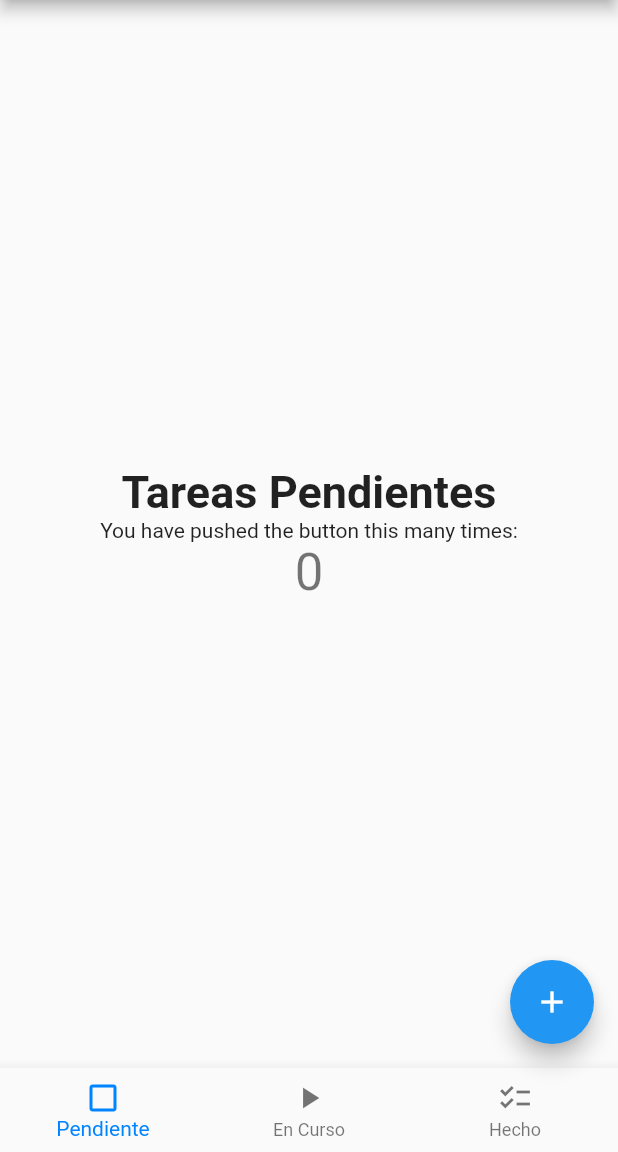
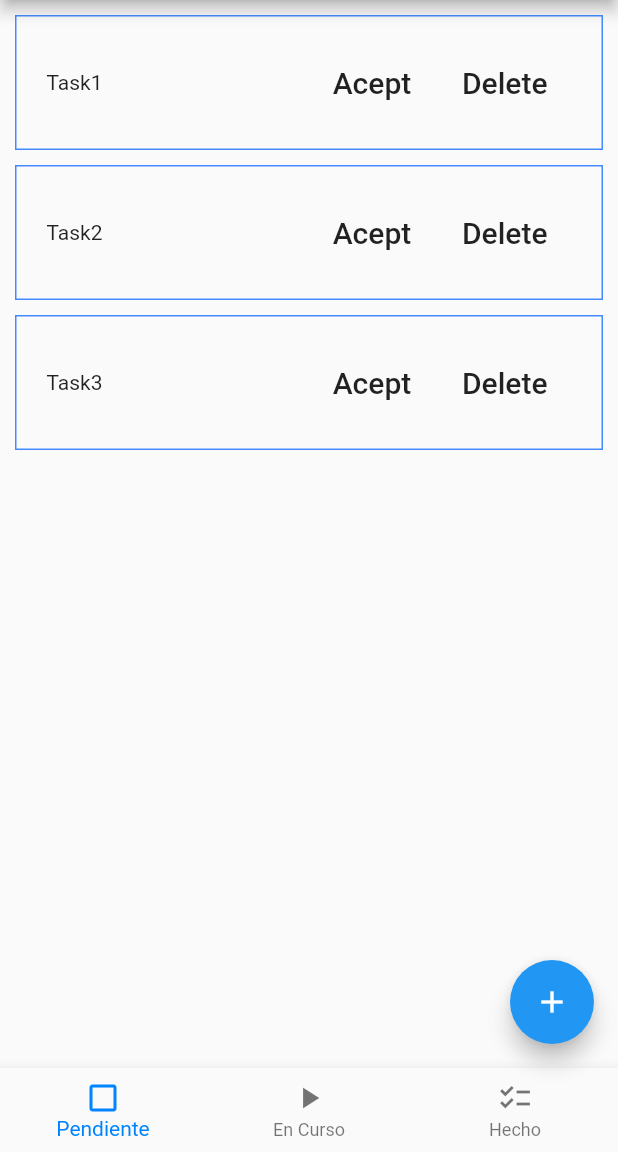
Before and after one commit to Desth-X/Kanban, a Flutter app: the screen it shows after launch, on a phone screen of 412 x 824 dp, the part 84-1236 px from its top. Run offline on Flutter 3.47's test engine with Material 2 defaults, Android fonts, the phone set to English and light mode, and no system bars.

Commit message:
Integracion fichero .dart

```diff
--- /dev/null
+++ b/lib/ListItem.dart
@@ -0,0 +1,84 @@
+import 'package:demo/main.dart';
+import 'package:flutter/material.dart';
+
+class ListItem extends StatefulWidget{
+
+  late MyHomePageState myHomePageState;
+  late ListItemState listItemState;
+
+  ListItem(MyHomePageState myHomePageState){
+    this.myHomePageState = myHomePageState;
+    this.listItemState = ListItemState(myHomePageState: this.myHomePageState);
+  }
+
+  @override
+  State<ListItem> createState() => listItemState;
+
+  void addItem(String task){
+    listItemState.addItem(task);
+  }
+
+
+//  @override
+  //State<ListItem> createState() => ListItemState(myHomePageState: this.myHomePageState);
+
+  /*77
+  MyHomePageState myHomePageState;
+
+  //ListItem({required this.myHomePageState, Key? key}):super(key: key);
+
+  ListItemState listItemState = ListItemState(myHomePageState: myHomePageState);
+
+  @override
+  State<ListItem> createState() => ListItemState(myHomePageState: this.myHomePageState);
+
+  void addItem(String task){
+
+  }*/
+
+}
+
+class ListItemState  extends State<ListItem> {
+
+  MyHomePageState myHomePageState;
+
+  ListItemState({required this.myHomePageState}) : super();
+
+  final List<String> tasks = ["Task1","Task2","Task3"];
+
+  List<Widget> createRows(){
+    return tasks.map((element) {
+      return Container(
+        margin: new EdgeInsets.only(top: 10, right: 10, bottom: 0, left: 10),
+        decoration: BoxDecoration(border: Border.all(color: Colors.blueAccent)),
+        padding: EdgeInsets.all(20),
+        child: Row(children: [
+        Text(element),
+        Spacer(),
+        FlatButton(onPressed: (){}, child: Text('Acept', style: TextStyle(fontSize: 20.0))),
+        FlatButton(onPressed: (){removeItem(element);}, child: Text('Delete', style: TextStyle(fontSize: 20.0)))
+      ]),
+      );
+    }).toList();
+  }
+
+  void removeItem(String task){
+    tasks.remove(task);
+    myHomePageState.sentItemToInProcess(task);
+    setState((){});
+  }
+
+  void addItem(String task){
+    tasks.add(task);
+    setState(() {});
+  }
+
+  @override
+  Widget build(BuildContext context) {
+    return ListView(
+      children: createRows(),
+
+    );
+  }
+
+}
--- a/lib/main.dart
+++ b/lib/main.dart
@@ -1,3 +1,4 @@
+import 'package:demo/ListItem.dart';
 import 'package:flutter/material.dart';
 
 void main() {
@@ -7,23 +8,11 @@ void main() {
 class MyApp extends StatelessWidget {
   const MyApp({Key? key}) : super(key: key);
 
-  // This widget is the root of your application.
   @override
   Widget build(BuildContext context) {
     return MaterialApp(
       title: 'Flutter Demo',
-      theme: ThemeData(
-        // This is the theme of your application.
-        //
-        // Try running your application with "flutter run". You'll see the
-        // application has a blue toolbar. Then, without quitting the app, try
-        // changing the primarySwatch below to Colors.green and then invoke
-        // "hot reload" (press "r" in the console where you ran "flutter run",
-        // or simply save your changes to "hot reload" in a Flutter IDE).
-        // Notice that the counter didn't reset back to zero; the application
-        // is not restarted.
-        primarySwatch: Colors.blue,
-      ),
+      theme: ThemeData(primarySwatch: Colors.blue),
       home: const MyHomePage(title: 'Flutter Demo - Kanban'),
     );
   }
@@ -36,17 +25,21 @@ class MyHomePage extends StatefulWidget {
   final String title;
 
   @override
-  State<MyHomePage> createState() => _MyHomePageState();
+  State<MyHomePage> createState() => MyHomePageState();
 
 }
 
-class _MyHomePageState extends State<MyHomePage> {
+class MyHomePageState extends State<MyHomePage> {
 
   int intPendientes = 0;
   int intEnCurso = 0;
   int intFinalizadas = 0;
   int _selectedIndex = 0;
   int _counter = 0;
+
+  MyHomePageState(){
+
+  }
 
   static const TextStyle optionStyle = TextStyle(fontSize: 30, fontWeight: FontWeight.bold);
   static const List<Widget> _widgetOptions = <Widget>[
@@ -134,32 +127,23 @@ class _MyHomePageState extends State<MyHomePage> {
     });
   }
 
+
+
   @override
   Widget build(BuildContext context) {
+    ListItem listItem = ListItem(this);
     return Scaffold(
       appBar: AppBar(
         title: Text(widget.title),
       ),
       body: Center(
-        child: Column(
-          mainAxisAlignment: MainAxisAlignment.center,
-          children: <Widget>[
-            _widgetOptions.elementAt(_selectedIndex),
-            const Text(
-              'You have pushed the button this many times:',
-            ),
-            Text(
-              '$_counter',
-              style: Theme.of(context).textTheme.headline4,
-            ),
-          ],
-        ),
+        child: listItem
       ),
       floatingActionButton: FloatingActionButton(
-        onPressed: _saludar,
+        onPressed: (){listItem.addItem("task");},
         tooltip: 'Increment',
         child: const Icon(Icons.add),
-      ), // This trailing comma makes auto-formatting nicer for build methods.
+      ),
       bottomNavigationBar: BottomNavigationBar(
         items: const <BottomNavigationBarItem>[
           BottomNavigationBarItem(
@@ -180,8 +164,9 @@ class _MyHomePageState extends State<MyHomePage> {
         onTap: _onItemTapped,
       ),
     );
+  }
 
-
-
+  void sentItemToInProcess(String strTask){
+    print(strTask);
   }
 }
```
